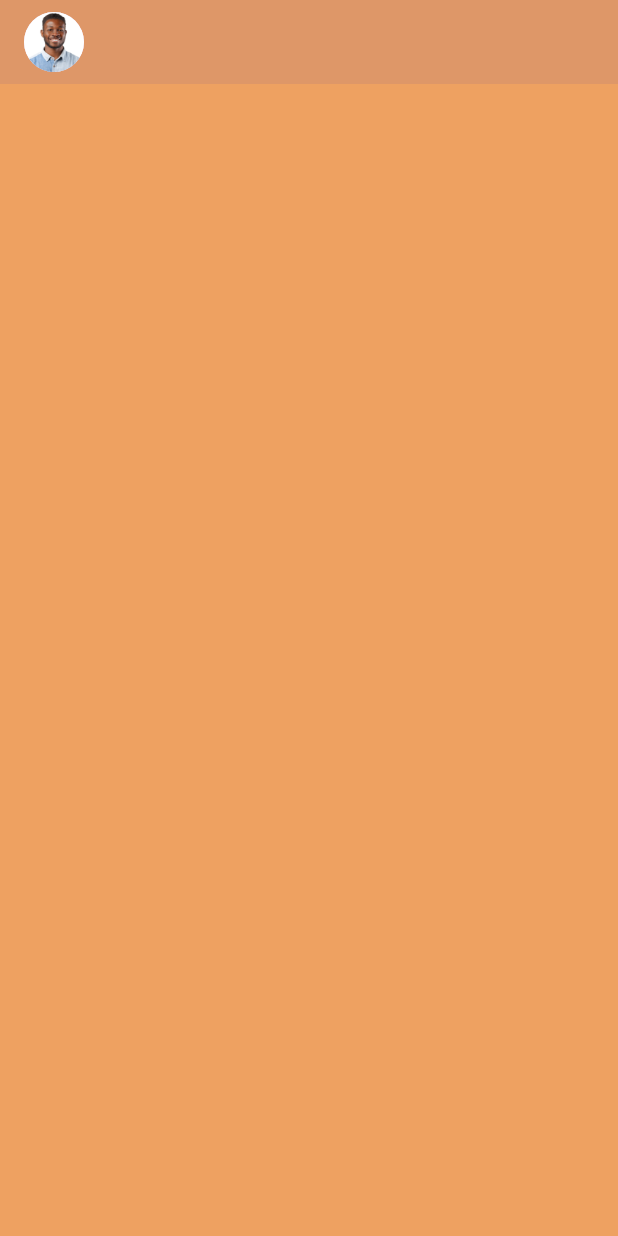
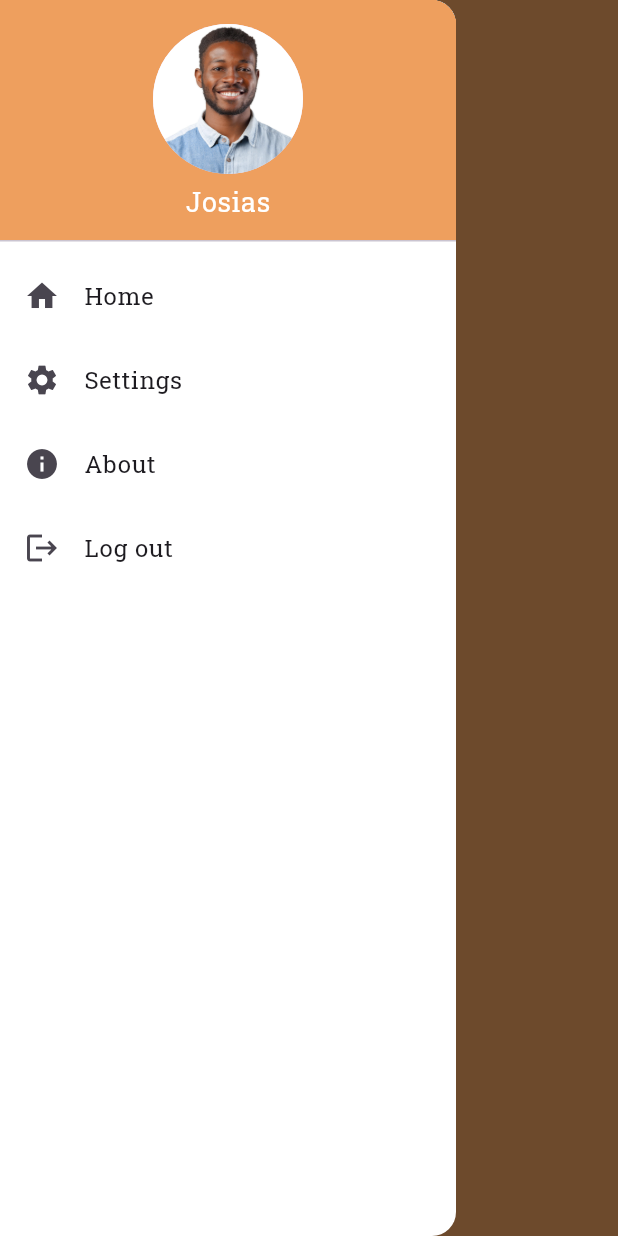
Before and after one commit to Jojo131313/Taga_App, a Flutter app: the screen it shows after launch, with the side drawer open (before the commit the screen has no drawer), on a phone screen of 412 x 824 dp. Run offline on Flutter 3.47's test engine with Material 3 defaults, Android fonts, the phone set to English and light mode, and no system bars; our stand-ins replace google_fonts, shared_preferences.

Commit message:
first commit

```diff
--- a/lib/main.dart
+++ b/lib/main.dart
@@ -15,7 +15,7 @@ class TagaApp extends StatelessWidget {
   Widget build(BuildContext context) {
     return MaterialApp(
       theme: ThemeData(
-        textTheme: GoogleFonts.miltonianTextTheme(),
+        textTheme: GoogleFonts.robotoSlabTextTheme(),
       ),
       themeMode: ThemeMode.system,
       home: Acceuil(),
--- a/lib/screens/acceuil_screen.dart
+++ b/lib/screens/acceuil_screen.dart
@@ -9,11 +9,68 @@ class Acceuil extends StatelessWidget {
       backgroundColor: Color.fromRGBO(238, 159, 94, 0.98),
       appBar: AppBar(
         backgroundColor: Colors.transparent,
-        elevation: 7,
-        title: CircleAvatar(
-          backgroundImage: AssetImage("assets/images/avatar.jpg"),
+      ),
+      drawer: Drawer(
+        backgroundColor: const Color.fromARGB(255, 255, 255, 255),
+        child: ListView(
+          padding: EdgeInsets.zero,
+          children: [
+            DrawerHeader(
+              child: Column(
+                children: [
+                  CircleAvatar(
+                    radius: 50,
+                    backgroundImage: AssetImage("assets/images/avatar.jpg"),
+                  ),
+                  SizedBox(height: 5), // espace entre l'image et le nom
+                  Text(
+                    'Josias', // remplacez par le nom souhaité
+                    style: TextStyle(
+                      fontSize: 18,
+                      color: Colors.white,
+                    ),
+                  ),
+                ],
+              ),
+              decoration: BoxDecoration(
+                color: Color.fromRGBO(238, 159, 94, 1),
+              ),
+            ),
+            ListTile(
+              leading: Icon(Icons.home),
+              title: Text('Home'),
+              onTap: () {
+                Navigator.pop(context);
+              },
+            ),
+            ListTile(
+              leading: Icon(Icons.settings),
+              title: Text('Settings'),
+              onTap: () {
+                Navigator.pop(context);
+                // TODO: navigate to settings page
+              },
+            ),
+            ListTile(
+              leading: Icon(Icons.info),
+              title: Text('About'),
+              onTap: () {
+                Navigator.pop(context);
+                // TODO: navigate to about page
+              },
+            ),
+            ListTile(
+              leading: Icon(Icons.logout),
+              title: Text('Log out'),
+              onTap: () {
+                Navigator.pop(context);
+                // TODO: navigate to about page
+              },
+            ),
+          ],
         ),
       ),
+      // body: ,
     );
   }
 }
--- a/pubspec.yaml
+++ b/pubspec.yaml
@@ -11,6 +11,7 @@ dependencies:
   flutter:
     sdk: flutter
 
+  flutter_slider_drawer: ^2.1.3
   google_fonts: ^6.2.1
   shared_preferences: ^2.2.3
 
```
Also changed, not shown: pubspec.lock.
